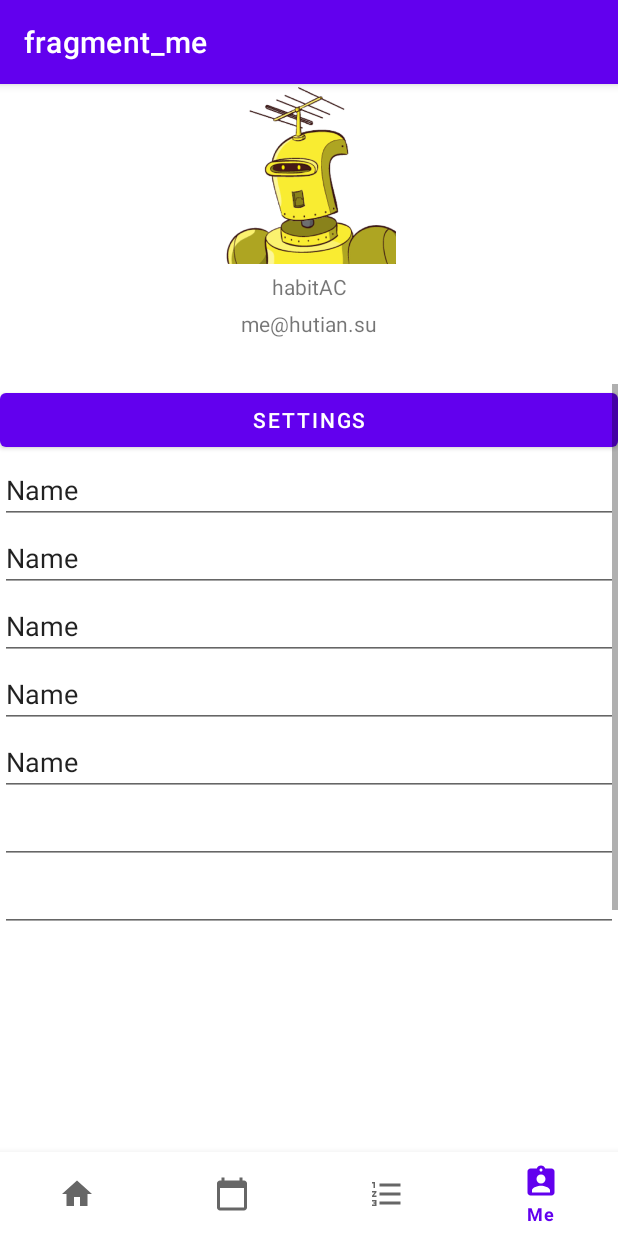
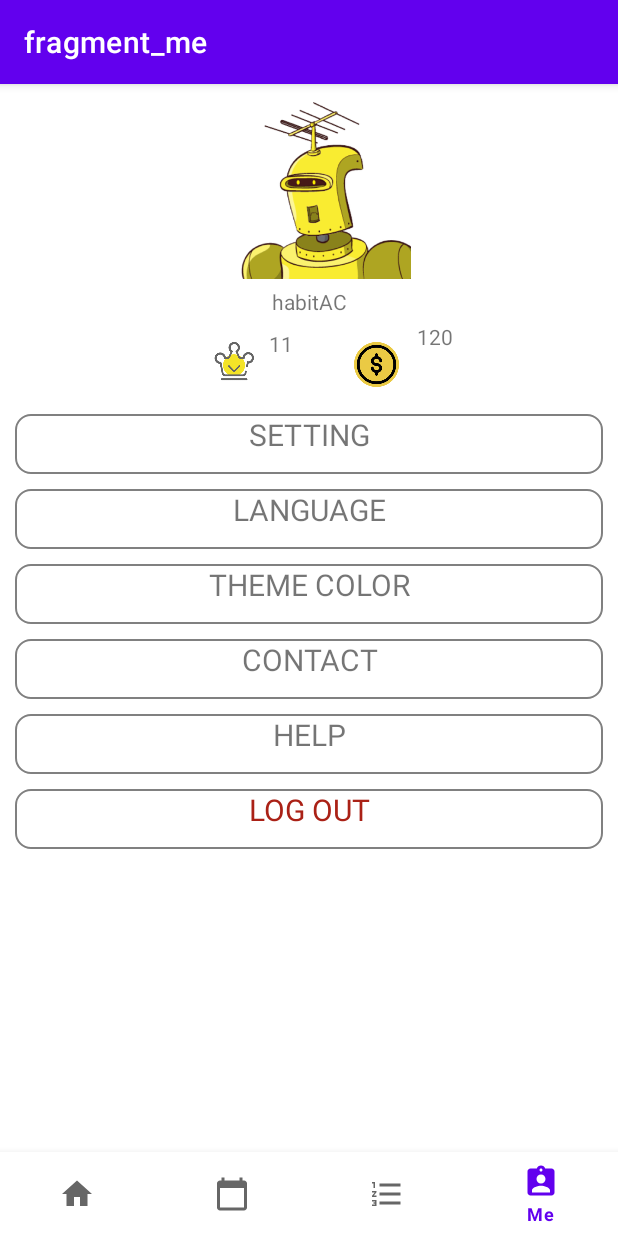
Before and after one commit to THLiu55/HabbitAC, an Android app: the Me screen opened through its navigation route, on a phone screen of 412 x 824 dp. Run offline under Robolectric (Android 15) with nearby library versions, the phone set to English and light mode, and no system bars; our stand-ins replace Room's generated code, navigation-ui.

Commit message:
me page front end and time picker

```diff
--- a/app/src/main/java/com/example/habitac/activity/TaskDetails.java
+++ b/app/src/main/java/com/example/habitac/activity/TaskDetails.java
@@ -14,6 +14,7 @@ import android.os.Bundle;
 import android.view.View;
 import android.widget.Button;
 import android.widget.EditText;
+import android.widget.TimePicker;
 import android.widget.Toast;
 
 import java.util.concurrent.ExecutorService;
@@ -23,6 +24,8 @@ public class TaskDetails extends AppCompatActivity {
     EditText editText_taskName;
     Button confirm_edit;
     boolean isEdit;
+
+    TimePicker timePicker;
 
     @Override
     protected void onCreate(Bundle savedInstanceState) {
@@ -51,8 +54,18 @@ public class TaskDetails extends AppCompatActivity {
             }
         });
 
+
+
+        timePicker = findViewById(R.id.timePicker);
+        timePicker.setIs24HourView(false);
+        timePicker.setOnTimeChangedListener(new TimePicker.OnTimeChangedListener() {
+            @Override
+            public void onTimeChanged(TimePicker timePicker, int hours, int minutes) {
+
+            }
+        });
+
     }
 
 
-
 }
--- a/app/src/main/java/com/example/habitac/fragment/Me.java
+++ b/app/src/main/java/com/example/habitac/fragment/Me.java
@@ -65,7 +65,7 @@ public class Me extends Fragment {
                              Bundle savedInstanceState) {
         View root = inflater.inflate(R.layout.fragment_me, container, false);
 
-        TextView usernameView = root.findViewById(R.id.usrname);
+        TextView usernameView = root.findViewById(R.id.usrName);
 
         // usernameView.setText(userName);
 
--- /dev/null
+++ b/app/src/main/res/drawable/me_view.xml
@@ -0,0 +1,13 @@
+<?xml version="1.0" encoding="utf-8"?>
+<shape xmlns:android="http://schemas.android.com/apk/res/android">
+    <stroke
+        android:color="#808080"
+        android:width="1dp">
+
+    </stroke>
+
+    <corners android:radius="10dp"/>
+
+
+
+</shape>
--- a/app/src/main/res/layout/activity_task_details.xml
+++ b/app/src/main/res/layout/activity_task_details.xml
@@ -61,69 +61,69 @@
 
                 <Button
                     android:id="@+id/freButton1"
-                    android:layout_width="45dp"
+                    android:layout_width="40dp"
                     android:layout_height="40dp"
-                    android:layout_marginLeft="20dp"
+                    android:layout_marginLeft="10dp"
                     android:background="@drawable/frequency_btm2"
                     android:text="S"
                     android:textColor="@android:color/white" />
 
                 <Button
                     android:id="@+id/freButton2"
-                    android:layout_width="45dp"
+                    android:layout_width="40dp"
                     android:layout_height="40dp"
                     android:layout_alignLeft="@id/freButton1"
-                    android:layout_marginLeft="50dp"
+                    android:layout_marginLeft="55dp"
                     android:background="@drawable/frequency_btm2"
                     android:text="M"
                     android:textColor="@android:color/white" />
 
                 <Button
                     android:id="@+id/freButton3"
-                    android:layout_width="45dp"
+                    android:layout_width="40dp"
                     android:layout_height="40dp"
                     android:layout_alignLeft="@id/freButton2"
-                    android:layout_marginLeft="50dp"
+                    android:layout_marginLeft="55dp"
                     android:background="@drawable/frequency_btm2"
                     android:text="T"
                     android:textColor="@android:color/white" />
 
                 <Button
                     android:id="@+id/freButton4"
-                    android:layout_width="45dp"
+                    android:layout_width="40dp"
                     android:layout_height="40dp"
                     android:layout_alignLeft="@id/freButton3"
-                    android:layout_marginLeft="50dp"
+                    android:layout_marginLeft="55dp"
                     android:background="@drawable/frequency_btm2"
                     android:text="W"
                     android:textColor="@android:color/white" />
 
                 <Button
                     android:id="@+id/freButton5"
-                    android:layout_width="45dp"
+                    android:layout_width="40dp"
                     android:layout_height="40dp"
                     android:layout_alignLeft="@id/freButton4"
-                    android:layout_marginLeft="50dp"
+                    android:layout_marginLeft="55dp"
                     android:background="@drawable/frequency_btm2"
                     android:text="T"
                     android:textColor="@android:color/white" />
 
                 <Button
                     android:id="@+id/freButton6"
-                    android:layout_width="45dp"
+                    android:layout_width="40dp"
                     android:layout_height="40dp"
                     android:layout_alignLeft="@id/freButton5"
-                    android:layout_marginLeft="50dp"
+                    android:layout_marginLeft="55dp"
                     android:background="@drawable/frequency_btm2"
                     android:text="F"
                     android:textColor="@android:color/white" />
 
                 <Button
                     android:id="@+id/freButton7"
-                    android:layout_width="45dp"
+                    android:layout_width="40dp"
                     android:layout_height="40dp"
                     android:layout_alignLeft="@id/freButton6"
-                    android:layout_marginLeft="50dp"
+                    android:layout_marginLeft="55dp"
                     android:background="@drawable/frequency_btm2"
                     android:text="S"
                     android:textColor="@android:color/white" />
@@ -135,6 +135,29 @@
                 android:layout_height="wrap_content"
                 android:layout_margin="5dp"
                 android:text="Time to Remind Me"
+                android:textColor="#000000"
+                android:textSize="25sp" />
+
+
+            <TimePicker
+                android:id="@+id/timePicker"
+                style="?android:spinnerStyle"
+                android:layout_width="wrap_content"
+                android:layout_height="143dp"
+                android:layout_marginLeft="60dp"
+                android:textColor="@color/black"
+                android:textSize="30sp"
+                android:timePickerMode="spinner"
+                app:layout_constraintLeft_toLeftOf="parent"
+                app:layout_constraintRight_toRightOf="parent"
+                app:layout_constraintTop_toBottomOf="@+id/textView" />
+
+            <TextView
+                android:id="@+id/classification"
+                android:layout_width="wrap_content"
+                android:layout_height="wrap_content"
+                android:layout_margin="5dp"
+                android:text="Classification"
                 android:textColor="#000000"
                 android:textSize="25sp" />
 
--- a/app/src/main/res/layout/fragment_me.xml
+++ b/app/src/main/res/layout/fragment_me.xml
@@ -5,7 +5,8 @@
     android:layout_width="match_parent"
     android:layout_height="match_parent"
     android:orientation="vertical"
-    tools:context=".fragment.Me">
+    tools:context=".fragment.Me"
+    android:padding="10dp">
 
 
     <androidx.constraintlayout.widget.ConstraintLayout
@@ -13,7 +14,7 @@
         android:layout_height="200dp">
 
         <ImageView
-            android:id="@+id/imageView"
+            android:id="@+id/userAvatar"
             android:layout_width="120dp"
             android:layout_height="120dp"
             android:layout_marginStart="144dp"
@@ -23,115 +24,144 @@
             tools:layout_editor_absoluteY="16dp" />
 
         <TextView
-            android:id="@+id/usrname"
-            app:layout_constraintEnd_toEndOf="parent"
-            app:layout_constraintStart_toStartOf="parent"
+            android:id="@+id/usrName"
             android:layout_width="wrap_content"
             android:layout_height="wrap_content"
             android:layout_marginTop="5dp"
             android:text="habitAC"
-            app:layout_constraintTop_toBottomOf="@+id/imageView" />
+            app:layout_constraintEnd_toEndOf="parent"
+            app:layout_constraintStart_toStartOf="parent"
+            app:layout_constraintTop_toBottomOf="@+id/userAvatar" />
+
 
         <TextView
-            android:id="@+id/email"
+            android:id="@+id/usrLevel"
             android:layout_width="wrap_content"
             android:layout_height="wrap_content"
-            android:layout_marginTop="5dp"
-            android:text="me@hutian.su"
-            app:layout_constraintEnd_toEndOf="parent"
-            app:layout_constraintHorizontal_bias="0.501"
+
+            android:text="11"
+            app:layout_constraintBottom_toBottomOf="parent"
+            app:layout_constraintEnd_toStartOf="@+id/usrCoin"
+            app:layout_constraintHorizontal_bias="0.672"
             app:layout_constraintStart_toStartOf="parent"
-            app:layout_constraintTop_toBottomOf="@+id/usrname" />
+            app:layout_constraintTop_toBottomOf="@+id/usrName"
+            app:layout_constraintVertical_bias="0.238" />
+
+        <TextView
+            android:id="@+id/usrCoin"
+            android:layout_width="wrap_content"
+            android:layout_height="wrap_content"
+            android:layout_marginStart="268dp"
+            android:layout_marginTop="4dp"
+            android:text="120"
+
+
+            app:layout_constraintStart_toStartOf="parent"
+            app:layout_constraintTop_toBottomOf="@+id/usrName" />
+
+        <ImageView
+            android:id="@+id/coinIc"
+            android:layout_width="30dp"
+            android:layout_height="30dp"
+            android:layout_marginEnd="12dp"
+            android:layout_marginBottom="8dp"
+            android:src="@drawable/coin_dollar"
+            app:layout_constraintBottom_toBottomOf="parent"
+            app:layout_constraintEnd_toStartOf="@+id/usrCoin" />
+
+        <ImageView
+            android:id="@+id/levelIc"
+            android:layout_width="30dp"
+            android:layout_height="30dp"
+            android:layout_marginEnd="8dp"
+            android:layout_marginBottom="10dp"
+            android:src="@drawable/level"
+            app:layout_constraintBottom_toBottomOf="parent"
+            app:layout_constraintEnd_toStartOf="@+id/usrLevel" />
 
 
     </androidx.constraintlayout.widget.ConstraintLayout>
 
-    <ScrollView
+    <LinearLayout
         android:layout_width="match_parent"
-        android:layout_height="400dp">
-
-        <LinearLayout
-            android:layout_width="match_parent"
-            android:layout_height="wrap_content"
-            android:orientation="vertical">
+        android:layout_height="wrap_content"
+        android:orientation="vertical">
 
 
-            <Button
-                android:id="@+id/button"
-                android:layout_width="match_parent"
-                android:layout_height="wrap_content"
-                android:text="Settings" />
+        <TextView
+            android:id="@+id/setting"
+            android:layout_marginTop="10dp"
+            android:layout_width="match_parent"
+            android:layout_height="40dp"
+            android:background="@drawable/me_view"
+            android:text="SETTING"
+            android:textAlignment="center"
+            android:textSize="20dp"
+            />
 
-            <EditText
-                android:id="@+id/editTextTextPersonName"
-                android:layout_width="match_parent"
-                android:layout_height="wrap_content"
-                android:ems="10"
-                android:inputType="textPersonName"
-                android:text="Name" />
 
-            <EditText
-                android:id="@+id/editTextTextPersonName2"
-                android:layout_width="match_parent"
-                android:layout_height="wrap_content"
-                android:ems="10"
-                android:inputType="textPersonName"
-                android:text="Name" />
+        <TextView
+            android:id="@+id/language"
+            android:layout_marginTop="10dp"
+            android:layout_width="match_parent"
+            android:layout_height="40dp"
+            android:background="@drawable/me_view"
+            android:text="LANGUAGE"
+            android:textAlignment="center"
+            android:textSize="20dp"
+            />
 
-            <EditText
-                android:id="@+id/editTextTextPersonName3"
-                android:layout_width="match_parent"
-                android:layout_height="wrap_content"
-                android:ems="10"
-                android:inputType="textPersonName"
-                android:text="Name" />
 
-            <EditText
-                android:id="@+id/editTextTextPersonName4"
-                android:layout_width="match_parent"
-                android:layout_height="wrap_content"
-                android:ems="10"
-                android:inputType="textPersonName"
-                android:text="Name" />
+        <TextView
+            android:id="@+id/themeColor"
+            android:layout_marginTop="10dp"
+            android:layout_width="match_parent"
+            android:layout_height="40dp"
+            android:background="@drawable/me_view"
+            android:text="THEME COLOR"
+            android:textAlignment="center"
+            android:textSize="20dp"
+            />
 
-            <EditText
-                android:id="@+id/editTextTextPersonName5"
-                android:layout_width="match_parent"
-                android:layout_height="wrap_content"
-                android:ems="10"
-                android:inputType="textPersonName"
-                android:text="Name" />
 
-            <EditText
-                android:id="@+id/editTextTextPassword"
-                android:layout_width="match_parent"
-                android:layout_height="wrap_content"
-                android:ems="10"
-                android:inputType="textPassword" />
+        <TextView
+            android:id="@+id/contact"
+            android:layout_marginTop="10dp"
+            android:layout_width="match_parent"
+            android:layout_height="40dp"
+            android:background="@drawable/me_view"
+            android:text="CONTACT"
+            android:textAlignment="center"
+            android:textSize="20dp"
+            />
 
-            <EditText
-                android:id="@+id/editTextTextPostalAddress"
-                android:layout_width="match_parent"
-                android:layout_height="wrap_content"
-                android:ems="10"
-                android:inputType="textPostalAddress" />
 
-            <EditText
-                android:id="@+id/editTextTime"
-                android:layout_width="match_parent"
-                android:layout_height="wrap_content"
-                android:ems="10"
-                android:inputType="time" />
+        <TextView
+            android:id="@+id/help"
+            android:layout_marginTop="10dp"
+            android:layout_width="match_parent"
+            android:layout_height="40dp"
+            android:background="@drawable/me_view"
+            android:text="HELP"
+            android:textAlignment="center"
+            android:textSize="20dp"
+            />
 
-            <EditText
-                android:id="@+id/editTextTextPostalAddress2"
-                android:layout_width="match_parent"
-                android:layout_height="wrap_content"
-                android:ems="10"
-                android:inputType="textPostalAddress" />
 
-        </LinearLayout>
-    </ScrollView>
+
+    </LinearLayout>
+
+    <TextView
+        android:id="@+id/logOut"
+        android:layout_width="match_parent"
+        android:layout_height="40dp"
+        android:layout_marginTop="10dp"
+        android:background="@drawable/me_view"
+        android:text="LOG OUT"
+        android:textAlignment="center"
+        android:textColor="#aa2116"
+        android:textSize="20dp" />
+
 
 
 </LinearLayout>
```
Also changed, not shown: app/src/main/res/drawable/coin_dollar.png (added), app/src/main/res/drawable/level.png (added).
